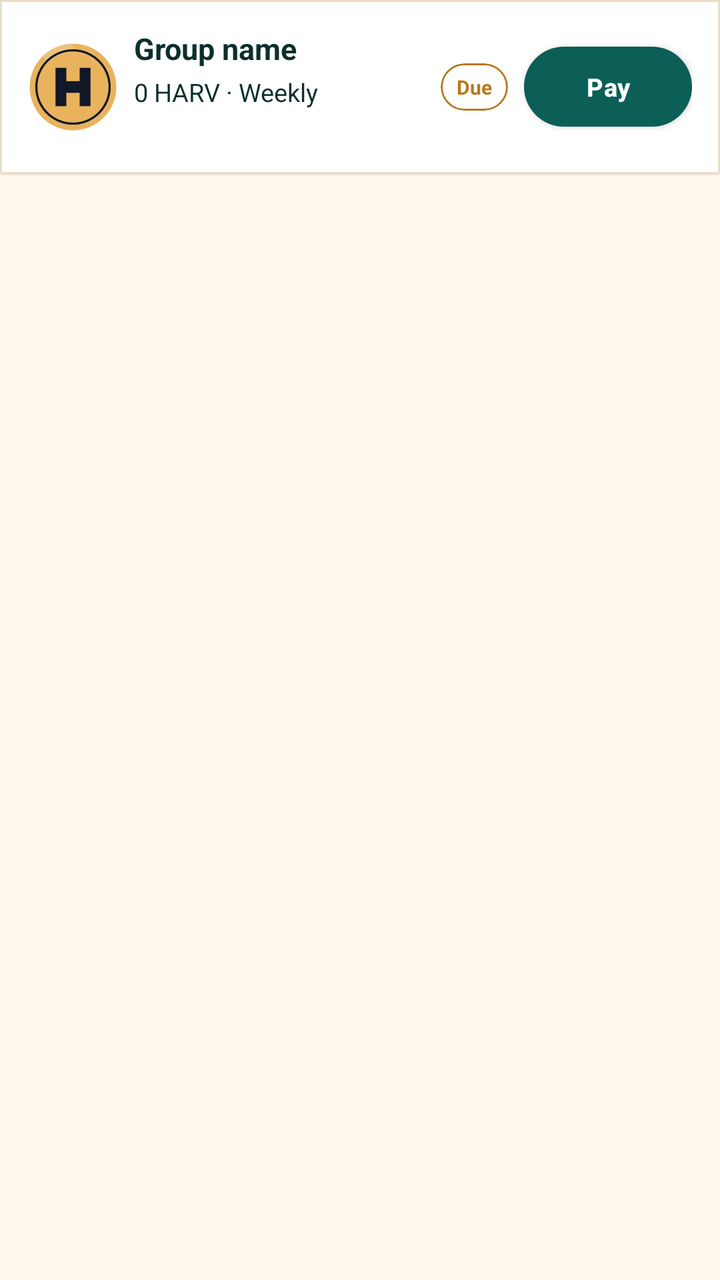
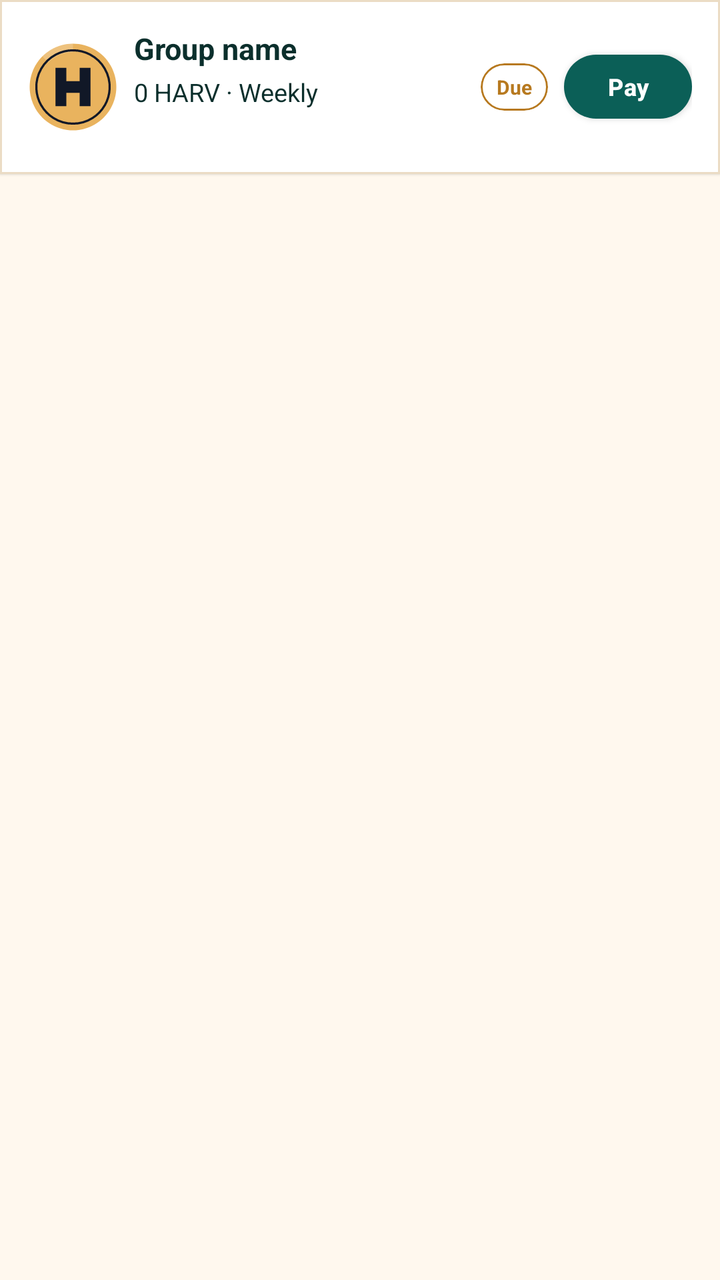

Compare the two renders of this Android layout. The source of the first and the diff that turns it into the second are given below.
<!-- AndroidManifest.xml: application theme AppTheme -->
<!-- res/layout/home_upcoming_pay_custom_display.xml -->
<LinearLayout
	xmlns:android="http://schemas.android.com/apk/res/android"
	xmlns:app="http://schemas.android.com/apk/res-auto"
	xmlns:tools="http://schemas.android.com/tools"
	android:layout_width="match_parent"
	android:layout_height="wrap_content"
	android:orientation="vertical">
	<com.google.android.material.card.MaterialCardView
		android:id="@+id/cardview1"
		android:layout_width="match_parent"
		android:layout_height="wrap_content"
		app:cardBackgroundColor="@color/colorSurface"
		app:cardElevation="1dp"
		app:strokeWidth="1dp"
		app:strokeColor="@color/colorCardStroke"
		app:cardCornerRadius="0dp">
		<LinearLayout
			android:id="@+id/linear2"
			android:layout_width="match_parent"
			android:layout_height="wrap_content"
			android:padding="14dp"
			android:gravity="center_vertical"
			android:orientation="horizontal">
			<com.google.android.material.card.MaterialCardView
				android:id="@+id/cardview2"
				android:layout_width="wrap_content"
				android:layout_height="wrap_content"
				android:layout_marginRight="8dp"
				app:cardElevation="0dp"
				app:cardCornerRadius="360dp"
     	app:strokeWidth="0dp">
				<ImageView
					android:id="@+id/imageview1"
					android:layout_width="45dp"
					android:layout_height="45dp"
					android:src="@drawable/ic_coin_harv"
					android:scaleType="centerInside"
					android:focusable="false" />
			</com.google.android.material.card.MaterialCardView>
			<LinearLayout
				android:id="@+id/linear6"
				android:layout_width="0dp"
				android:layout_height="wrap_content"
				android:orientation="vertical"
				android:layout_weight="1">
				<TextView
					android:id="@+id/textview2"
					android:layout_width="match_parent"
					android:layout_height="wrap_content"
					android:text="Group name"
					android:textSize="15sp"
					android:textStyle="bold"
					android:focusable="false" />
				<TextView
					android:id="@+id/textview3"
					android:layout_width="wrap_content"
					android:layout_height="wrap_content"
					android:layout_marginTop="3dp"
					android:text="0 HARV · Weekly"
					android:textSize="12.5sp"
					android:focusable="false" />
				<TextView
					android:id="@+id/textview5"
					android:layout_width="match_parent"
					android:layout_height="wrap_content"
					android:layout_marginTop="2dp"
					android:text=""
					android:textSize="12sp"
					android:textColor="@color/colorTextSecondary"
					android:focusable="false" />
			</LinearLayout>
			<com.google.android.material.card.MaterialCardView
				android:id="@+id/cardview3"
				android:layout_width="wrap_content"
				android:layout_height="wrap_content"
				android:layout_marginRight="8dp"
				app:cardElevation="0dp"
				app:strokeWidth="1dp"
				app:strokeColor="@color/colorWarning"
				app:cardCornerRadius="30dp">
				<TextView
					android:id="@+id/textview4"
					android:layout_width="match_parent"
					android:layout_height="wrap_content"
					android:paddingLeft="8dp"
					android:paddingTop="5dp"
					android:paddingRight="8dp"
					android:paddingBottom="5dp"
					android:text="Due"
					android:textSize="10sp"
					android:textStyle="bold"
					android:textColor="@color/colorWarning"
					android:focusable="false" />
			</com.google.android.material.card.MaterialCardView>
			<com.google.android.material.button.MaterialButton
				android:id="@+id/materialbutton1"
				android:layout_width="wrap_content"
				android:layout_height="40dp"
				android:minWidth="84dp"
				android:gravity="center_horizontal|center_vertical"
				android:text="Pay"
				android:textAllCaps="false"
				android:textSize="12.5sp"
				android:textStyle="bold"
				android:textColor="@color/colorButtonText"
				app:backgroundTint="@color/colorButtonBackground"
				app:cornerRadius="30dp" />
		</LinearLayout>
	</com.google.android.material.card.MaterialCardView>
</LinearLayout>
<!-- resources referenced by this layout -->
<resources>
  <color name="colorButtonBackground">#0B5F57</color>
  <color name="colorButtonText">#FFFFFF</color>
  <color name="colorCardStroke">#EBDCC5</color>
  <color name="colorSurface">#FFFFFF</color>
  <color name="colorTextSecondary">#3F5F5A</color>
  <color name="colorWarning">#B7791F</color>
  <style name="HarvanaPopupMenu" parent="Widget.MaterialComponents.PopupMenu">
          <item name="android:popupBackground">@drawable/bg_popup_menu</item>
          <item name="android:popupElevation">10dp</item>
      </style>
  <style name="HarvanaSpinner" parent="Widget.AppCompat.Spinner">
          <item name="android:popupBackground">@color/colorSurface</item>
          <item name="android:dropDownSelector">@color/colorAccentRipple</item>
      </style>
  <style name="Harvana.Card" parent="Widget.MaterialComponents.CardView">
          <item name="cardBackgroundColor">@color/colorSurface</item>
          <item name="cardCornerRadius">16dp</item>
          <item name="cardElevation">0dp</item>
          <item name="strokeColor">@color/colorCardStroke</item>
          <item name="strokeWidth">1dp</item>
          <item name="rippleColor">@color/colorAccentRipple</item>
      </style>
  <style name="HarvanaButton.Text" parent="Widget.MaterialComponents.Button.TextButton">
          <item name="cornerRadius">12dp</item>
          <item name="android:textAllCaps">false</item>
          <item name="android:textStyle">bold</item>
          <item name="android:textColor">@color/colorAccentStrong</item>
          <item name="rippleColor">@color/colorAccentRipple</item>
      </style>
  <!-- drawable ic_nav_back (drawable) -->
  <?xml version="1.0" encoding="utf-8"?>
  <vector xmlns:android="http://schemas.android.com/apk/res/android"
      android:width="24dp" android:height="24dp" android:viewportWidth="24" android:viewportHeight="24"
      android:autoMirrored="true"
      android:tint="?attr/colorControlNormal">
      <path android:fillColor="#FFFFFFFF" android:pathData="M20,11H7.83l5.59,-5.59L12,4l-8,8 8,8 1.41,-1.41L7.83,13H20v-2z" />
  </vector>
  <style name="HarvanaTextView" parent="android:Widget.TextView">
          <item name="android:textColor">@color/colorTextPrimary</item>
      </style>
  <color name="colorBackground">#FFF8EE</color>
  <color name="colorTextPrimary">#0B2F2C</color>
  <color name="colorAccent">#0B5F57</color>
  <color name="colorTextOnAccent">#FFFFFF</color>
  <color name="colorAccentDark">#084A44</color>
  <color name="colorError">#C8443F</color>
  <color name="colorTextPrimaryWhite">#FFFFFF</color>
  <color name="colorControlNormal">#587570</color>
  <color name="colorAccentRipple">#1A0B5F57</color>
  <color name="colorAccentStroke">#330B5F57</color>
  <color name="colorAccentStrong">#053D3A</color>
  <color name="colorTextTertiary">#587570</color>
  <!-- drawable bg_popup_menu (drawable) -->
  <?xml version="1.0" encoding="utf-8"?>
  <shape xmlns:android="http://schemas.android.com/apk/res/android" android:shape="rectangle">
      <solid android:color="@color/colorPopupSurface" />
      <stroke android:width="1dp" android:color="@color/colorCardStroke" />
      <corners android:radius="14dp" />
  </shape>
  <style name="HarvanaDialogButton" parent="Widget.MaterialComponents.Button.TextButton.Dialog">
          <item name="android:textColor">@color/colorAccent</item>
          <item name="android:minHeight">48dp</item>
      </style>
  <style name="HarvanaBottomSheetStyle" parent="Widget.MaterialComponents.BottomSheet.Modal">
          <item name="backgroundTint">?attr/colorSurface</item>
          <item name="shapeAppearanceOverlay">@style/HarvanaBottomSheetShape</item>
      </style>
  <color name="colorPopupSurface">@color/colorSurface</color>
  <style name="HarvanaBottomSheetShape" parent="">
          <item name="cornerFamily">rounded</item>
          <item name="cornerSizeTopLeft">20dp</item>
          <item name="cornerSizeTopRight">20dp</item>
          <item name="cornerSizeBottomLeft">0dp</item>
          <item name="cornerSizeBottomRight">0dp</item>
      </style>
  <!-- unchanged entries left out for length: 7 -->
</resources>

<!-- the commit's change to res/layout/home_upcoming_pay_custom_display.xml (unified diff, before → after) -->
@@ -95,12 +95,19 @@
 			<com.google.android.material.button.MaterialButton
 				android:id="@+id/materialbutton1"
 				android:layout_width="wrap_content"
-				android:layout_height="40dp"
-				android:minWidth="84dp"
+				android:layout_height="32dp"
+				android:minWidth="64dp"
+				android:minHeight="0dp"
+				android:insetTop="0dp"
+				android:insetBottom="0dp"
+				android:paddingStart="14dp"
+				android:paddingEnd="14dp"
+				android:paddingTop="0dp"
+				android:paddingBottom="0dp"
 				android:gravity="center_horizontal|center_vertical"
 				android:text="Pay"
 				android:textAllCaps="false"
-				android:textSize="12.5sp"
+				android:textSize="12sp"
 				android:textStyle="bold"
 				android:textColor="@color/colorButtonText"
 				app:backgroundTint="@color/colorButtonBackground"
